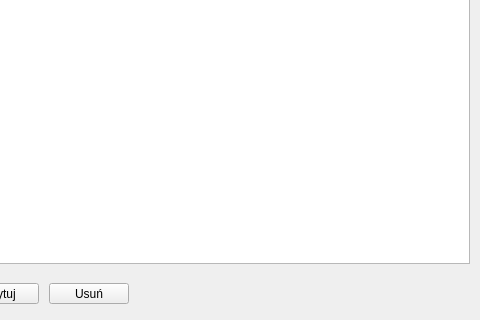
Before: the Qt Designer form productswindow.ui in DzimiX/ProgramSprzedazowy, drawn with Qt 5; both pictures show x 171 to 651 and y 137 to 457 of the 651 by 457 pixel window.
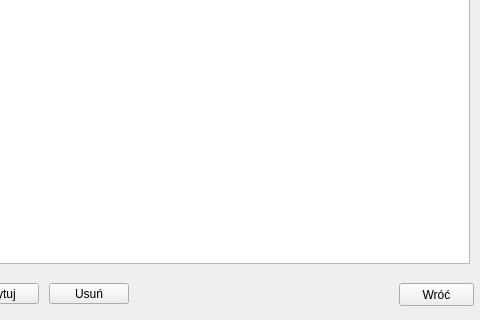
After: the same form once the commit is applied.

Diff of the .ui file:
```diff
--- a/productswindow.ui
+++ b/productswindow.ui
@@ -223,6 +223,19 @@
     <string>Edytuj</string>
    </property>
   </widget>
+  <widget class="QPushButton" name="pushButton">
+   <property name="geometry">
+    <rect>
+     <x>570</x>
+     <y>420</y>
+     <width>75</width>
+     <height>23</height>
+    </rect>
+   </property>
+   <property name="text">
+    <string>Wróć</string>
+   </property>
+  </widget>
  </widget>
  <resources/>
  <connections/>
```
